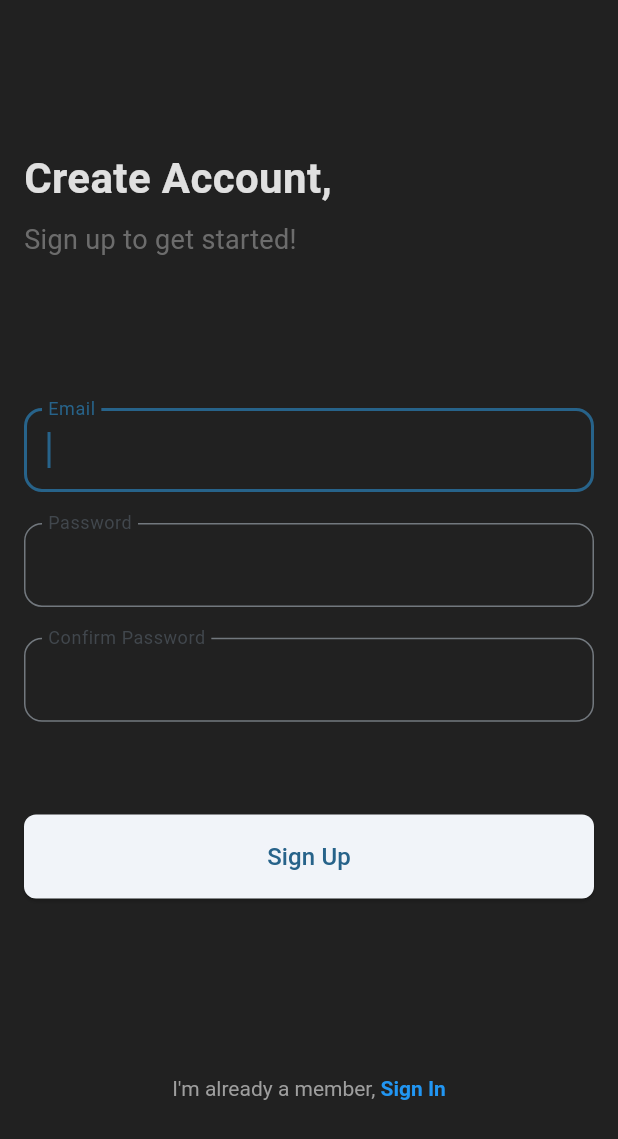
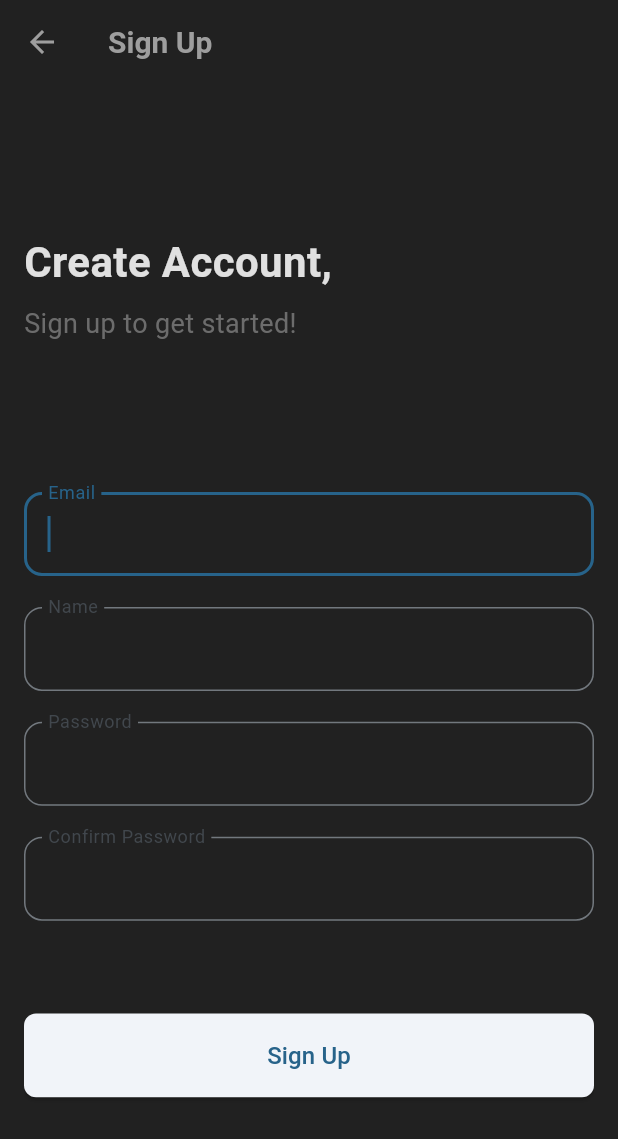
Before and after one commit to melodevv/units_app, a Flutter app: the RegisterScreen screen opened directly, on a phone screen of 412 x 824 dp. Shown: the top 1139 px of the screen. Run offline on Flutter 3.47's test engine with Material 2 defaults, Android fonts, the phone set to English and light mode, and no system bars; missing offline and left inert: backendless_sdk, shared_preferences_web.

Commit message:
Update registrationscreen.dart

```diff
--- a/lib/views/pages/registrationscreen.dart
+++ b/lib/views/pages/registrationscreen.dart
@@ -4,27 +4,35 @@ import '../widgets/form_button.dart';
 import '../widgets/textfield.dart';
 
 class RegisterScreen extends StatefulWidget {
-  /// Callback for when this form is submitted successfully. Parameters are (email, password)
-  final Function(String? email, String? password)? onSubmitted;
-  const RegisterScreen({this.onSubmitted, Key? key}) : super(key: key);
+  const RegisterScreen({Key? key}) : super(key: key);
   @override
   State<RegisterScreen> createState() => _RegisterScreenState();
 }
 
 class _RegisterScreenState extends State<RegisterScreen> {
-  late String email, password, confirmPassword;
+  late TextEditingController usernameController = TextEditingController();
+  late TextEditingController nameController = TextEditingController();
+  late TextEditingController passwordController = TextEditingController();
+
   String? emailError, passwordError;
   UserAuthentication userAuthentication = UserAuthentication();
-  Function(String? email, String? password)? get onSubmitted =>
-      widget.onSubmitted;
+
   @override
   void initState() {
     super.initState();
-    email = '';
-    password = '';
-    confirmPassword = '';
+    usernameController = TextEditingController();
+    nameController = TextEditingController();
+    passwordController = TextEditingController();
     emailError = null;
     passwordError = null;
+  }
+
+  @override
+  void dispose() {
+    usernameController.dispose();
+    nameController.dispose();
+    passwordController.dispose();
+    super.dispose();
   }
 
   @override
@@ -32,6 +40,12 @@ class _RegisterScreenState extends State<RegisterScreen> {
     double screenHeight = MediaQuery.of(context).size.height;
 
     return Scaffold(
+      appBar: AppBar(
+        title: const Text(
+          'Sign Up',
+          style: TextStyle(color: Colors.grey),
+        ),
+      ),
       body: Padding(
         padding: const EdgeInsets.symmetric(horizontal: 16),
         child: ListView(
@@ -54,36 +68,31 @@ class _RegisterScreenState extends State<RegisterScreen> {
             ),
             SizedBox(height: screenHeight * .12),
             InputField(
-              onChanged: (value) {
-                setState(() {
-                  email = value;
-                });
-              },
               labelText: 'Email',
               errorText: emailError,
               keyboardType: TextInputType.emailAddress,
               textInputAction: TextInputAction.next,
               autoFocus: true,
+              controller: usernameController,
             ),
             SizedBox(height: screenHeight * .025),
             InputField(
-              onChanged: (value) {
-                setState(() {
-                  password = value;
-                });
-              },
+              labelText: 'Name',
+              keyboardType: TextInputType.text,
+              textInputAction: TextInputAction.next,
+              autoFocus: true,
+              controller: nameController,
+            ),
+            SizedBox(height: screenHeight * .025),
+            InputField(
               labelText: 'Password',
               errorText: passwordError,
               obscureText: true,
               textInputAction: TextInputAction.next,
+              controller: passwordController,
             ),
             SizedBox(height: screenHeight * .025),
             InputField(
-              onChanged: (value) {
-                setState(() {
-                  confirmPassword = value;
-                });
-              },
               onSubmitted: (value) {
                 userAuthentication.submit((email, password) {});
               },
@@ -91,6 +100,7 @@ class _RegisterScreenState extends State<RegisterScreen> {
               errorText: passwordError,
               obscureText: true,
               textInputAction: TextInputAction.done,
+              controller: passwordController,
             ),
             SizedBox(
               height: screenHeight * .075,
```
